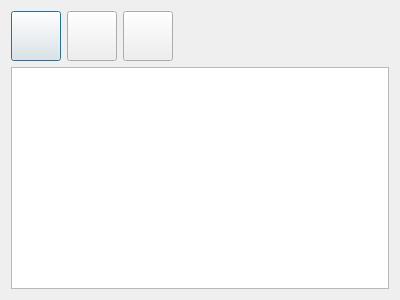
The window that Qt_Designer_files/playlist.ui (kanishkarj/Rave) describes before a commit, drawn with Qt 5.
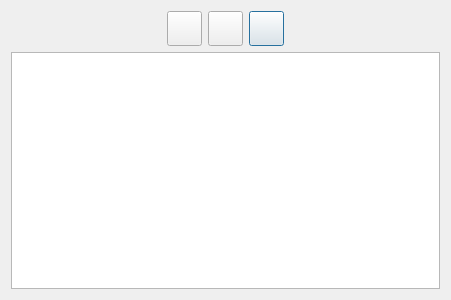
The same window after the commit.

```diff
--- a/Qt_Designer_files/playlist.ui
+++ b/Qt_Designer_files/playlist.ui
@@ -6,7 +6,7 @@
    <rect>
     <x>0</x>
     <y>0</y>
-    <width>400</width>
+    <width>451</width>
     <height>300</height>
    </rect>
   </property>
@@ -14,60 +14,78 @@
    <string>Playlist</string>
   </property>
   <layout class="QGridLayout" name="gridLayout">
-   <item row="1" column="0" colspan="4">
+   <item row="1" column="0" colspan="5">
     <widget class="QListWidget" name="mediaList"/>
    </item>
-   <item row="0" column="0">
-    <widget class="QPushButton" name="listAdd">
-     <property name="minimumSize">
-      <size>
-       <width>50</width>
-       <height>50</height>
-      </size>
-     </property>
-     <property name="maximumSize">
-      <size>
-       <width>50</width>
-       <height>50</height>
-      </size>
-     </property>
-     <property name="text">
-      <string/>
-     </property>
-    </widget>
-   </item>
-   <item row="0" column="1">
-    <widget class="QPushButton" name="listRemove">
-     <property name="minimumSize">
-      <size>
-       <width>50</width>
-       <height>50</height>
-      </size>
-     </property>
-     <property name="maximumSize">
-      <size>
-       <width>50</width>
-       <height>50</height>
-      </size>
-     </property>
-     <property name="text">
-      <string/>
-     </property>
-    </widget>
-   </item>
-   <item row="0" column="2">
+   <item row="0" column="3">
     <widget class="QPushButton" name="listRearrange">
      <property name="minimumSize">
       <size>
-       <width>50</width>
-       <height>50</height>
+       <width>35</width>
+       <height>35</height>
       </size>
      </property>
      <property name="maximumSize">
       <size>
-       <width>50</width>
-       <height>50</height>
+       <width>35</width>
+       <height>35</height>
       </size>
+     </property>
+     <property name="toolTip">
+      <string>Reorder</string>
+     </property>
+     <property name="styleSheet">
+      <string notr="true">border-radius:5em;</string>
+     </property>
+     <property name="text">
+      <string/>
+     </property>
+    </widget>
+   </item>
+   <item row="0" column="2">
+    <widget class="QPushButton" name="listRemove">
+     <property name="minimumSize">
+      <size>
+       <width>35</width>
+       <height>35</height>
+      </size>
+     </property>
+     <property name="maximumSize">
+      <size>
+       <width>35</width>
+       <height>35</height>
+      </size>
+     </property>
+     <property name="toolTip">
+      <string>Remove</string>
+     </property>
+     <property name="styleSheet">
+      <string notr="true">border-radius:5em;</string>
+     </property>
+     <property name="text">
+      <string/>
+     </property>
+    </widget>
+   </item>
+   <item row="0" column="1">
+    <widget class="QPushButton" name="listAdd">
+     <property name="minimumSize">
+      <size>
+       <width>35</width>
+       <height>35</height>
+      </size>
+     </property>
+     <property name="maximumSize">
+      <size>
+       <width>35</width>
+       <height>35</height>
+      </size>
+     </property>
+     <property name="toolTip">
+      <string>Add File</string>
+     </property>
+     <property name="styleSheet">
+      <string notr="true">border-radius:5em;</string>
      </property>
      <property name="text">
       <string/>
```
